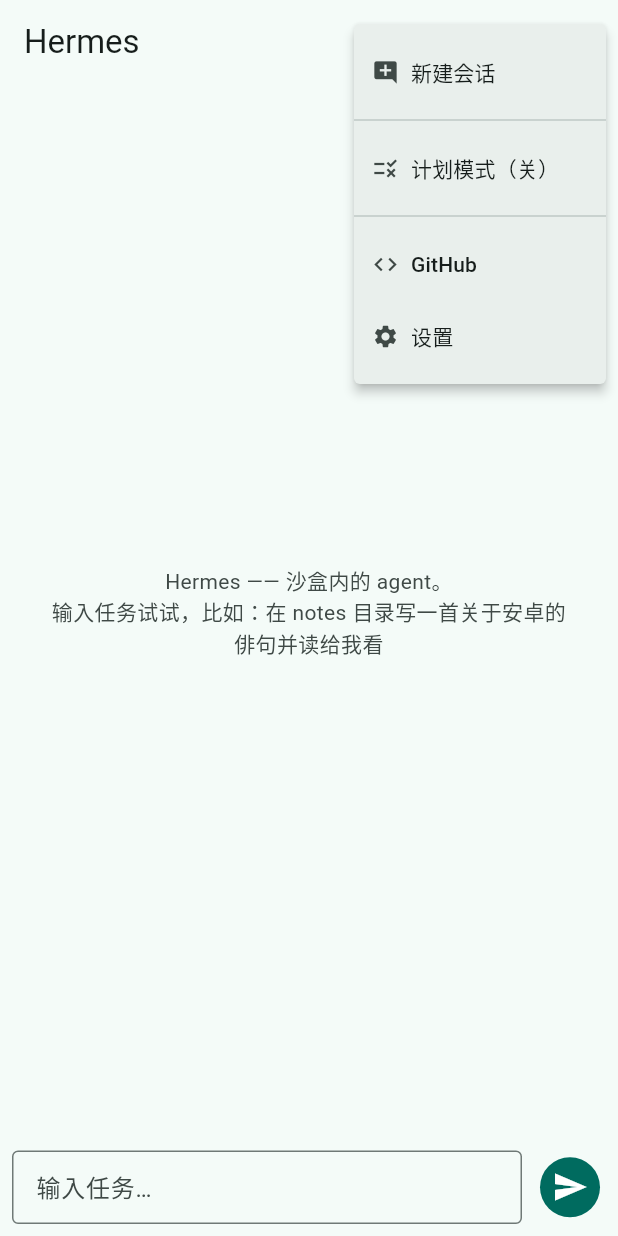
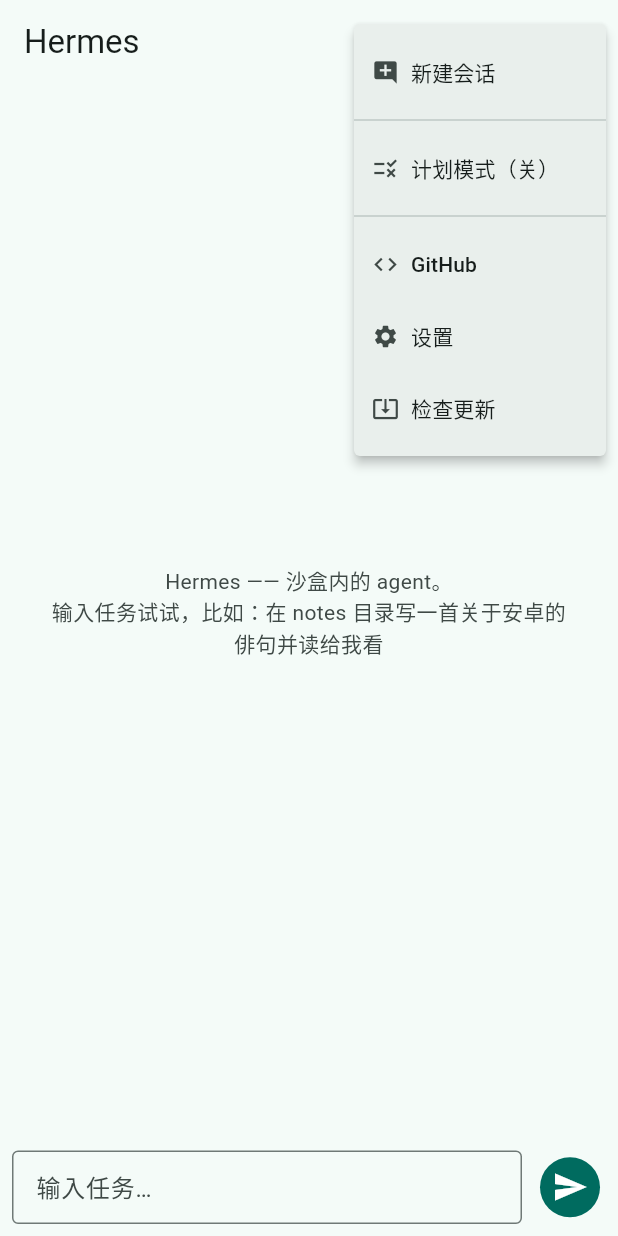
Before and after one commit to ZhengJL18/Jailer-app, a Flutter app: the screen it shows after launch, after a tap on the "more vert" icon, on a phone screen of 412 x 824 dp. Run offline on Flutter 3.47's test engine with Material 3 defaults, Android fonts, the phone set to English and light mode, and no system bars; our stand-ins replace flutter_markdown, package_info_plus, permission_handler, shared_preferences, sqflite, yaml; missing offline and left inert: app_installer_plus, flutter_inappwebview, flutter_inappwebview_platform_interface, flutter_math_fork, git2dart, git2dart_binaries and 2 more; accounts and stored records are empty; network calls fail.

Commit message:
feat(update): 二级菜单加「检查更新」手动入口
- 更多菜单加「检查更新」项（system_update_alt 图标）
- _checkForUpdateManually：区分有新版/无新版/检查失败，分别弹窗或 SnackBar
- UpdateService 拆出 checkForUpdateDetailed（有新版→info，无新版→null，失败→抛异常）
  与启动静默的 checkForUpdate 分开，手动检查能正确反馈网络失败

Co-Authored-By: Claude Haiku 4.5 <noreply@anthropic.com>

```diff
--- a/lib/main.dart
+++ b/lib/main.dart
@@ -155,6 +155,34 @@ class _ChatScreenState extends State<ChatScreen> {
     final info = await UpdateService.checkForUpdate();
     if (!mounted || info == null) return;
     _showUpdateDialog(info);
+  }
+
+  /// 手动检查更新（二级菜单入口）：有新版弹窗，无新版/失败给提示。
+  Future<void> _checkForUpdateManually() async {
+    if (!mounted) return;
+    ScaffoldMessenger.of(context).showSnackBar(
+      const SnackBar(content: Text('正在检查更新…')),
+    );
+    UpdateInfo? info;
+    var failed = false;
+    try {
+      info = await UpdateService.checkForUpdateDetailed();
+    } catch (_) {
+      failed = true; // 网络/解析失败。
+    }
+    if (!mounted) return;
+    ScaffoldMessenger.of(context).hideCurrentSnackBar();
+    if (failed) {
+      ScaffoldMessenger.of(context).showSnackBar(
+        const SnackBar(content: Text('检查更新失败，请检查网络')),
+      );
+    } else if (info != null) {
+      _showUpdateDialog(info);
+    } else {
+      ScaffoldMessenger.of(context).showSnackBar(
+        const SnackBar(content: Text('已是最新版本')),
+      );
+    }
   }
 
   void _showUpdateDialog(UpdateInfo info) {
@@ -939,6 +967,8 @@ class _ChatScreenState extends State<ChatScreen> {
                   Navigator.of(context).push(
                     MaterialPageRoute(builder: (_) => SettingsScreen()),
                   );
+                case 'check_update':
+                  _checkForUpdateManually();
               }
             },
             itemBuilder: (_) => [
@@ -983,6 +1013,16 @@ class _ChatScreenState extends State<ChatScreen> {
                     Icon(Icons.settings, size: 18, color: context.appPalette.textSecondary),
                     SizedBox(width: 8),
                     Text('设置'),
+                  ],
+                ),
+              ),
+              PopupMenuItem(
+                value: 'check_update',
+                child: Row(
+                  children: [
+                    Icon(Icons.system_update_alt, size: 18, color: context.appPalette.textSecondary),
+                    SizedBox(width: 8),
+                    Text('检查更新'),
                   ],
                 ),
               ),
--- a/lib/services/update_service.dart
+++ b/lib/services/update_service.dart
@@ -39,6 +39,20 @@ class UpdateService {
   /// 网络/解析失败返回 null（启动静默，不打扰用户）。
   static Future<UpdateInfo?> checkForUpdate() async {
     try {
+      return await _fetchLatest();
+    } catch (e) {
+      debugPrint('[Update] 检查失败: $e');
+      return null;
+    }
+  }
+
+  /// 手动检查：有新版返回 UpdateInfo，无新版返回 null，检查失败抛异常。
+  /// 调用者据此区分三种状态（区别于启动静默的 [checkForUpdate]）。
+  static Future<UpdateInfo?> checkForUpdateDetailed() async {
+    return _fetchLatest();
+  }
+
+  static Future<UpdateInfo?> _fetchLatest() async {
       final resp = await http
           .get(
             Uri.parse('https://api.github.com/repos/$_repo/releases/latest'),
@@ -92,10 +106,6 @@ class UpdateService {
         downloadUrl: downloadUrl,
         notes: data['body'] as String?,
       );
-    } catch (e) {
-      debugPrint('[Update] 检查失败: $e');
-      return null; // 网络失败静默
-    }
   }
 
   /// 下载并安装新版 APK（app_installer_plus 自带 FileProvider + 授权引导）。
```
